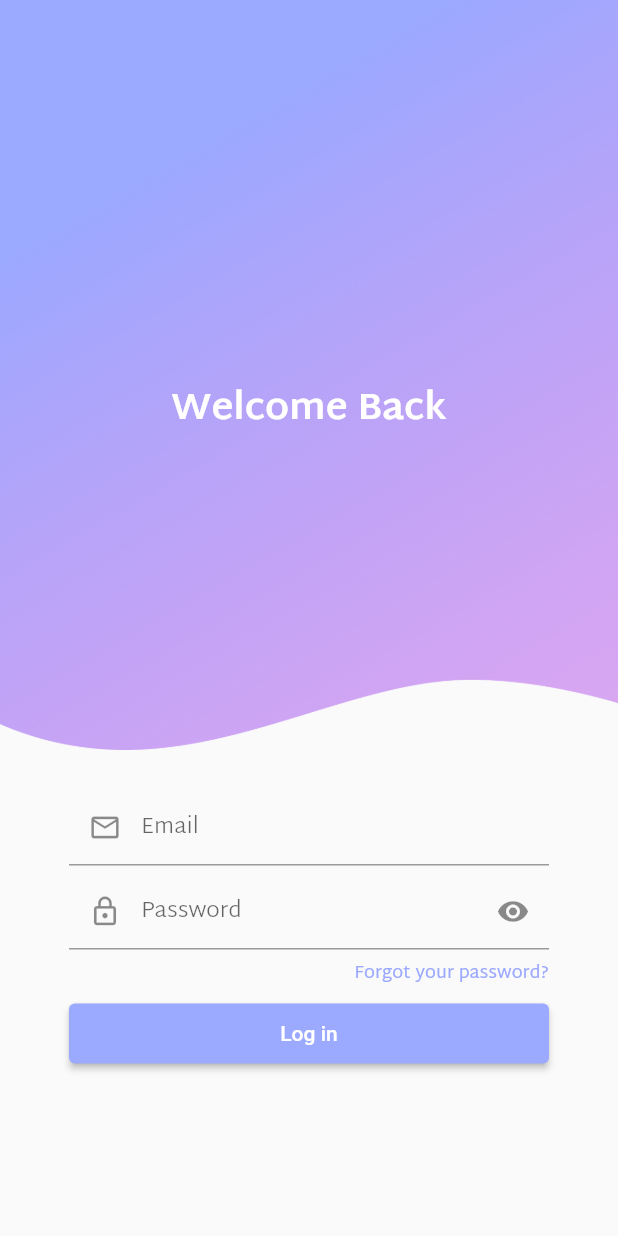
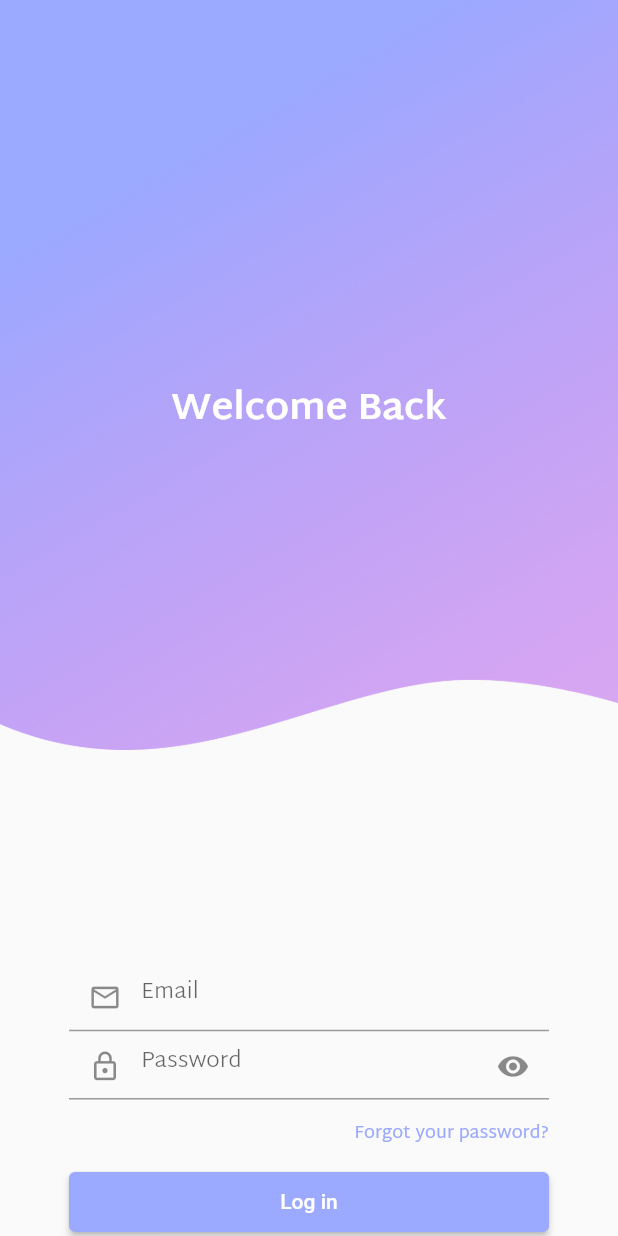
Before and after one commit to Mahalinoro/quicksale, a Flutter app: the Login screen opened by its route, on a phone screen of 412 x 824 dp. Run offline on Flutter 3.47's test engine with Material 2 defaults, Android fonts, the phone set to English and light mode, and no system bars.

Commit message:
completed routing

```diff
--- a/lib/views/authentication_views_screen/login.views.dart
+++ b/lib/views/authentication_views_screen/login.views.dart
@@ -1,3 +1,4 @@
+import 'package:Quicksale/views/shop_views_screen/discover.views.dart';
 import 'package:flutter/material.dart';
 
 class Login extends StatelessWidget {
@@ -15,7 +16,8 @@ class Login extends StatelessWidget {
         Container(
           child: Column(
             children: [
-              Row(mainAxisAlignment: MainAxisAlignment.center, children: [
+              Expanded(
+                child: Column(children: [
                   Container(
                     padding: EdgeInsets.only(top: 250),
                     child: Text(
@@ -28,6 +30,9 @@ class Login extends StatelessWidget {
                     ),
                   )
                 ]),
+              ),
+              Expanded(
+                child:
                     Row(mainAxisAlignment: MainAxisAlignment.center, children: [
                   Container(
                       padding: EdgeInsets.only(top: 230),
@@ -36,6 +41,7 @@ class Login extends StatelessWidget {
                         child: LoginForm(),
                       )),
                 ]),
+              ),
             ],
           ),
         )
@@ -62,9 +68,11 @@ class LoginFormState extends State<LoginForm> {
     return Form(
       key: _formKey,
       child: Column(
-        crossAxisAlignment: CrossAxisAlignment.start,
+        mainAxisAlignment: MainAxisAlignment.start,
+        crossAxisAlignment: CrossAxisAlignment.center,
         children: <Widget>[
-          TextFormField(
+          Expanded(
+            child: TextFormField(
               style: TextStyle(
                   fontSize: 15,
                   fontWeight: FontWeight.w300,
@@ -73,10 +81,12 @@ class LoginFormState extends State<LoginForm> {
                   prefixIcon: Icon(Icons.email_outlined, size: 22),
                   hintText: 'Email'),
             ),
+          ),
           // The validator receives the text that the user has entered.
 
-          Padding(
-            padding: const EdgeInsets.only(top: 5),
+          Expanded(
+            child: Padding(
+              padding: const EdgeInsets.only(top: 2),
               child: TextFormField(
                 style: TextStyle(
                     fontSize: 15,
@@ -88,8 +98,10 @@ class LoginFormState extends State<LoginForm> {
                     hintText: 'Password'),
               ),
             ),
+          ),
 
-          Row(mainAxisAlignment: MainAxisAlignment.end, children: [
+          Expanded(
+            child: Row(mainAxisAlignment: MainAxisAlignment.end, children: [
               Container(
                 padding: EdgeInsets.only(top: 5, bottom: 5),
                 child: Text(
@@ -102,8 +114,13 @@ class LoginFormState extends State<LoginForm> {
                 ),
               )
             ]),
+          ),
 
-          Row(children: [
+          Expanded(
+            child: Row(
+                mainAxisAlignment: MainAxisAlignment.start,
+                crossAxisAlignment: CrossAxisAlignment.center,
+                children: [
                   Container(
                     width: 320,
                     child: ElevatedButton(
@@ -114,10 +131,13 @@ class LoginFormState extends State<LoginForm> {
                         padding: MaterialStateProperty.all<EdgeInsets>(
                             EdgeInsets.symmetric(horizontal: 12, vertical: 12)),
                       ),
-                onPressed: () {},
+                      onPressed: () {
+                        Navigator.pushNamed(context, Discover.id);
+                      },
                     ),
                   ),
                 ]),
+          ),
         ],
       ),
     );
--- a/lib/views/authentication_views_screen/resetcode.views.dart
+++ b/lib/views/authentication_views_screen/resetcode.views.dart
@@ -1,3 +1,4 @@
+import 'package:Quicksale/views/shop_views_screen/discover.views.dart';
 import 'package:flutter/material.dart';
 
 class ResetCode extends StatelessWidget {
@@ -104,7 +105,9 @@ class ResetCodeFormState extends State<ResetCodeForm> {
                   padding: MaterialStateProperty.all<EdgeInsets>(
                       EdgeInsets.symmetric(horizontal: 12, vertical: 12)),
                 ),
-                onPressed: () {},
+                onPressed: () {
+                  Navigator.pushNamed(context, Discover.id);
+                },
               ),
             ),
           ]),
--- a/lib/views/authentication_views_screen/signup.views.dart
+++ b/lib/views/authentication_views_screen/signup.views.dart
@@ -113,7 +113,9 @@ class SignUpFormState extends State<SignUpForm> {
                   padding: MaterialStateProperty.all<EdgeInsets>(
                       EdgeInsets.symmetric(horizontal: 12, vertical: 12)),
                 ),
-                onPressed: () {},
+                onPressed: () {
+                  Navigator.pushNamed(context, SignUp.id);
+                },
               ),
             ),
           ]),
--- a/lib/views/onboarding_views_screen/onboarding.fourth.view.dart
+++ b/lib/views/onboarding_views_screen/onboarding.fourth.view.dart
@@ -1,3 +1,4 @@
+import 'package:Quicksale/views/authentication_views_screen/index.views.dart';
 import 'package:Quicksale/views/shop_views_screen/discover.views.dart';
 import 'package:flutter/material.dart';
 import 'package:flutter/rendering.dart';
@@ -10,7 +11,7 @@ class OnboardingFourth extends StatelessWidget {
       home: Scaffold(
         body: GestureDetector(
           onHorizontalDragEnd: (DragEndDetails details) {
-            Navigator.pushNamed(context, Discover.id);
+            Navigator.pushNamed(context, GetStarted.id);
           },
           child: Stack(
             children: [
--- a/lib/views/splash_views_screen/splash.view.dart
+++ b/lib/views/splash_views_screen/splash.view.dart
@@ -1,3 +1,4 @@
+import 'package:Quicksale/views/authentication_views_screen/index.views.dart';
 import 'package:Quicksale/views/onboarding_views_screen/onboarding.first.view.dart';
 import 'package:Quicksale/views/shop_views_screen/discover.views.dart';
 import 'package:flutter/material.dart';
```
Also changed, not shown: lib/views/authentication_views_screen/index.views.dart (+8 -2 lines). Lines whose indentation alone changed are shown as unchanged.
